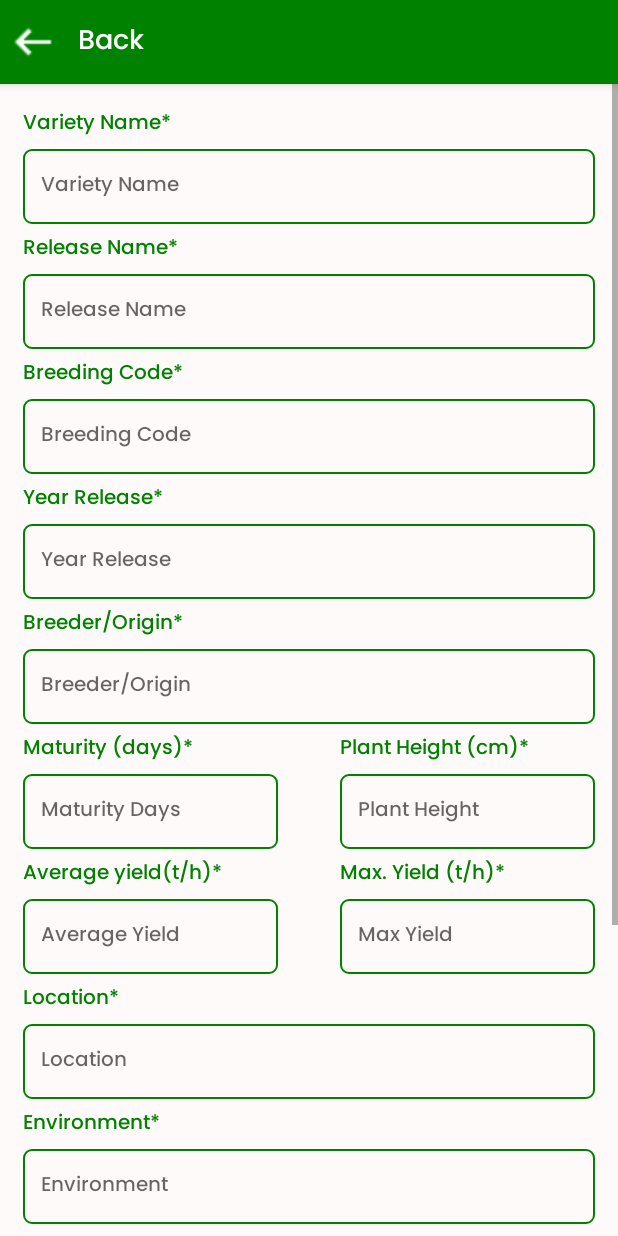
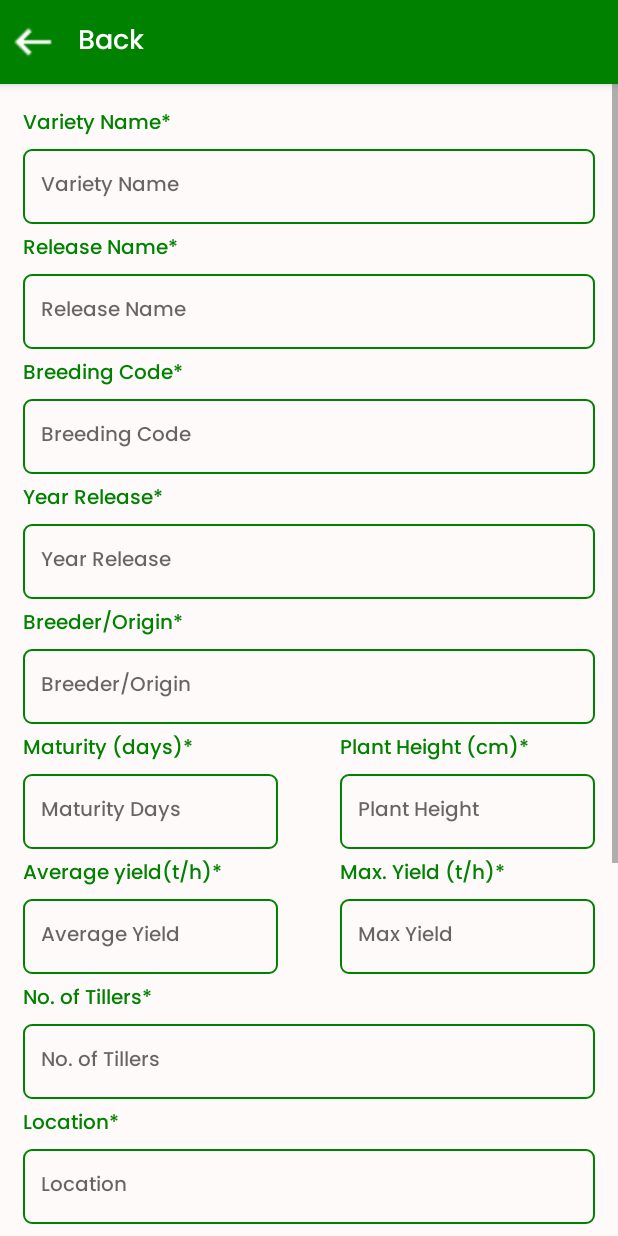
Before and after one commit to superrjj/PalaYan_App, an Android app: the AddRiceVariety screen opened directly, with no data from a screen before it, on a phone screen of 412 x 824 dp. Run offline under Robolectric (Android 15) with nearby library versions, the phone set to English and light mode, and no system bars; our stand-ins replace Firebase (no records; nobody signed in at launch, a user with empty details on screens opened directly).

Commit message:
Added function for rice seed information view.

```diff
--- a/app/src/main/AndroidManifest.xml
+++ b/app/src/main/AndroidManifest.xml
@@ -17,7 +17,7 @@
         android:theme="@style/Theme.PalaYan"
         tools:targetApi="31">
         <activity
-            android:name=".Adapter.RiceVarietyInformation"
+            android:name=".RiceVarietyInformation"
             android:exported="false" />
         <activity
             android:name=".AdminActivities.AddRiceVariety"
--- a/app/src/main/java/com/example/palayan/CustomDialogFragment.java
+++ b/app/src/main/java/com/example/palayan/Dialog/CustomDialogFragment.java
@@ -1,4 +1,4 @@
-package com.example.palayan;
+package com.example.palayan.Dialog;
 
 import android.app.Dialog;
 import android.content.DialogInterface;
@@ -11,8 +11,9 @@ import android.widget.TextView;
 
 import androidx.annotation.NonNull;
 import androidx.appcompat.app.AlertDialog;
-import androidx.core.content.ContextCompat;
 import androidx.fragment.app.DialogFragment;
+
+import com.example.palayan.R;
 
 public class CustomDialogFragment extends DialogFragment {
 
--- a/app/src/main/java/com/example/palayan/StatusDialogFragment.java
+++ b/app/src/main/java/com/example/palayan/Dialog/StatusDialogFragment.java
@@ -1,4 +1,4 @@
-package com.example.palayan;
+package com.example.palayan.Dialog;
 
 import android.app.Dialog;
 import android.os.Bundle;
@@ -12,6 +12,8 @@ import androidx.annotation.NonNull;
 import androidx.core.content.ContextCompat;
 import androidx.fragment.app.DialogFragment;
 import androidx.appcompat.app.AlertDialog;
+
+import com.example.palayan.R;
 
 public class StatusDialogFragment extends DialogFragment {
 
--- a/app/src/main/java/com/example/palayan/Helper/RiceVariety.java
+++ b/app/src/main/java/com/example/palayan/Helper/RiceVariety.java
@@ -11,6 +11,7 @@ public class RiceVariety {
     public int plantHeight;
     public double averageYield;
     public double maxYield;
+    public int tillers;
     public String location;
     public String environment;
     public String season;
@@ -22,7 +23,7 @@ public class RiceVariety {
     }
 
     public RiceVariety(String rice_seed_id, String varietyName, String releaseName, String breedingCode, String yearRelease,
-                       String breederOrigin, int maturityDays, int plantHeight, double averageYield, double maxYield,
+                       String breederOrigin, int maturityDays, int plantHeight, double averageYield, double maxYield, int tillers,
                        String location, String environment, String season, String plantingMethod, Boolean archived) {
         this.rice_seed_id = rice_seed_id;
         this.varietyName = varietyName;
@@ -31,6 +32,7 @@ public class RiceVariety {
         this.yearRelease = yearRelease;
         this.breederOrigin = breederOrigin;
         this.maturityDays = maturityDays;
+        this.tillers = tillers;
         this.plantHeight = plantHeight;
         this.averageYield = averageYield;
         this.maxYield = maxYield;
--- a/app/src/main/res/layout/activity_add_rice_variety.xml
+++ b/app/src/main/res/layout/activity_add_rice_variety.xml
@@ -324,6 +324,29 @@
                 <TextView
                     android:layout_width="wrap_content"
                     android:layout_height="wrap_content"
+                    android:text="No. of Tillers*"
+                    android:textColor="@color/green"
+                    android:textSize="13sp"
+                    android:paddingBottom="5dp"
+                    android:fontFamily="@font/poppins__medium" />
+
+
+                <EditText
+                    android:id="@+id/txtTillers"
+                    android:layout_width="match_parent"
+                    android:layout_height="50dp"
+                    android:inputType="number"
+                    android:textSize="13sp"
+                    android:paddingStart="12dp"
+                    android:paddingEnd="12dp"
+                    android:layout_marginBottom="5dp"
+                    android:hint="No. of Tillers"
+                    android:background="@drawable/custom_input"
+                    android:fontFamily="@font/poppins__medium" />
+
+                <TextView
+                    android:layout_width="wrap_content"
+                    android:layout_height="wrap_content"
                     android:text="Location*"
                     android:textColor="@color/green"
                     android:textSize="13sp"
```
Also changed, not shown: app/src/main/java/com/example/palayan/Adapter/RiceVarietyAdapter.java (+12 -2 lines), app/src/main/java/com/example/palayan/Adapter/RiceVarietyInformation.java (deleted, +0 -27 lines), app/src/main/java/com/example/palayan/AdminActivities/AddRiceVariety.java (+7 -5 lines), app/src/main/java/com/example/palayan/RiceVarietyInformation.java (added, +62 -0 lines), app/src/main/res/layout/activity_rice_variety_information.xml (+7 -2 lines).
